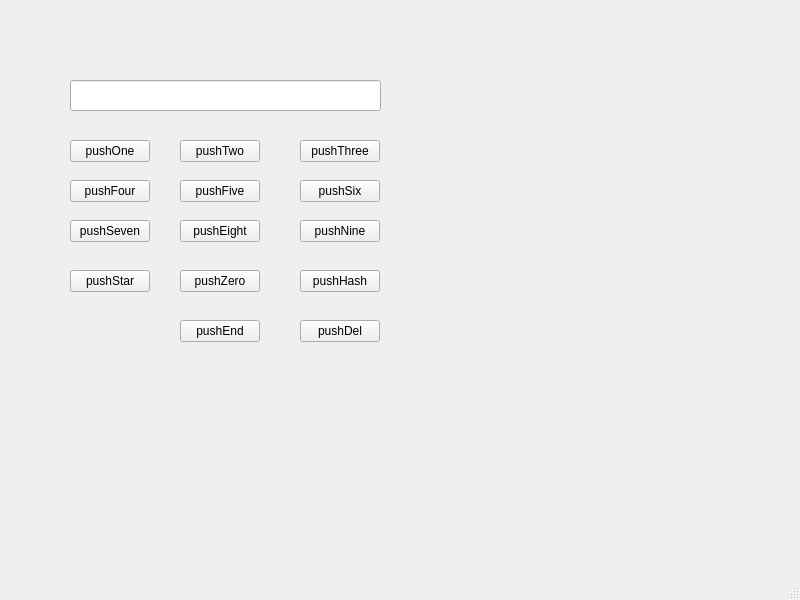
Above: dialerwindow.ui from blakefuller/DialerApp before the change. Below: the same form after it.
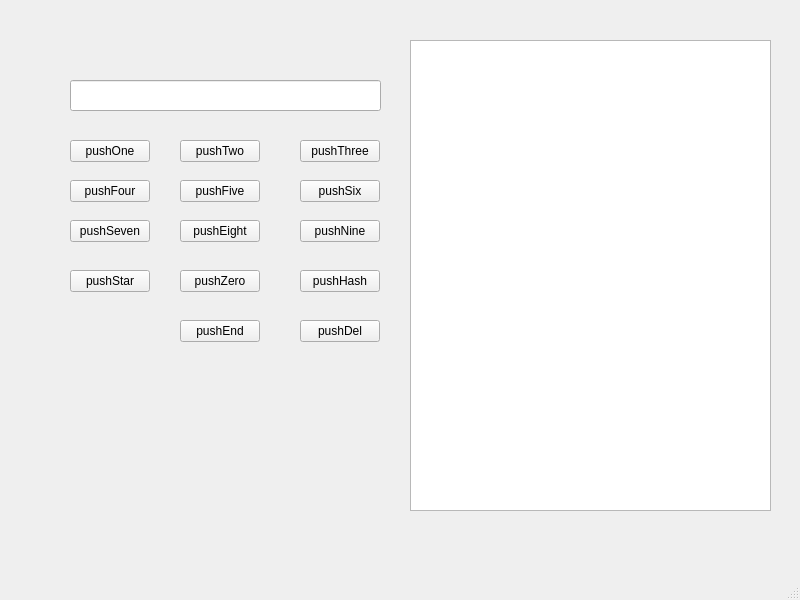
That is the form after the change.

Commit message: added table view

```diff
--- a/dialerwindow.ui
+++ b/dialerwindow.ui
@@ -206,6 +206,16 @@
      </rect>
     </property>
    </widget>
+   <widget class="QTableView" name="tableView">
+    <property name="geometry">
+     <rect>
+      <x>410</x>
+      <y>40</y>
+      <width>361</width>
+      <height>471</height>
+     </rect>
+    </property>
+   </widget>
   </widget>
   <widget class="QMenuBar" name="menubar">
    <property name="geometry">
```
